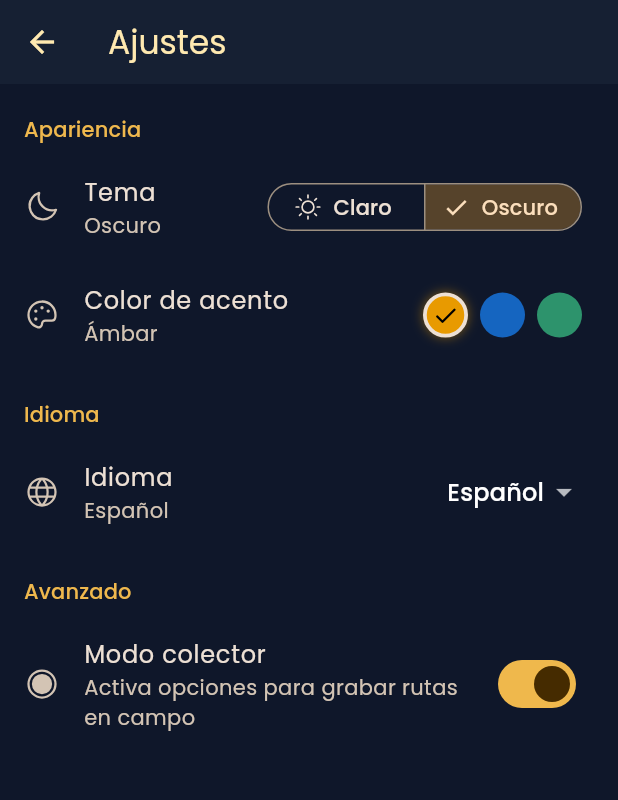
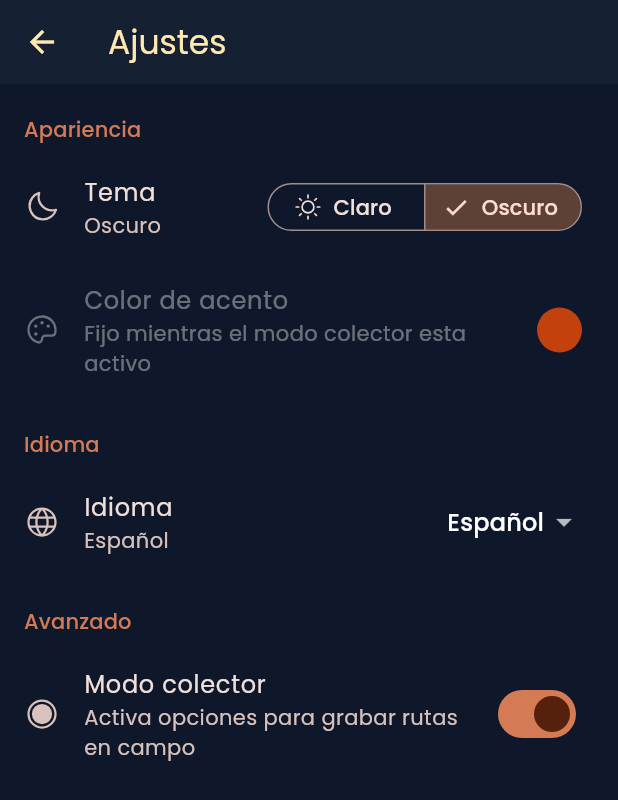
Before and after one commit to Nobody2077/mi_app, a Flutter app: the SettingsPage screen opened directly, after a tap on "Oscuro", after a tap on "Modo colector", on a phone screen of 412 x 824 dp. Shown: the top 800 px of the screen. Run offline on Flutter 3.47's test engine with Material 3 defaults, Android fonts, the phone set to English and light mode, and no system bars; our stand-ins replace flutter_map, geolocator, google_fonts, latlong2, permission_handler, phosphor_flutter and 3 more; accounts and stored records are empty.

Commit message:
feat(theme): acento naranja fijo para el modo colector
Al activar el modo colector toda la app usa AppTheme.modified para
distinguir el modo de trabajo de un vistazo. El selector de acento
queda bloqueado mientras tanto y la eleccion del pasajero se
conserva al volver.

Co-Authored-By: Claude Fable 5 <noreply@anthropic.com>

```diff
--- a/lib/app/ruta_facil_app.dart
+++ b/lib/app/ruta_facil_app.dart
@@ -14,13 +14,19 @@ class RutaFacilApp extends StatelessWidget {
     return AnimatedBuilder(
       animation: settings,
       builder: (context, _) {
+        // El modo colector fuerza un acento propio para que el modo de
+        // trabajo se distinga de un vistazo; el pasajero elige el suyo.
+        final accent = settings.isCollectorMode
+            ? AppTheme.modified
+            : settings.accentColor;
+
         return AppSettingsScope(
           settings: settings,
           child: MaterialApp(
             title: 'Ruta Facil El Alto',
             debugShowCheckedModeBanner: false,
-            theme: AppTheme.light(settings.accentColor),
-            darkTheme: AppTheme.dark(settings.accentColor),
+            theme: AppTheme.light(accent),
+            darkTheme: AppTheme.dark(accent),
             themeMode: settings.themeMode,
             home: const HomePage(),
           ),
--- a/lib/features/settings/presentation/settings_page.dart
+++ b/lib/features/settings/presentation/settings_page.dart
@@ -2,6 +2,7 @@ import 'package:flutter/material.dart';
 import 'package:phosphor_flutter/phosphor_flutter.dart';
 
 import '../../../app/app_settings.dart';
+import '../../../app/app_theme.dart';
 import '../../../app/ruta_facil_app.dart';
 
 class SettingsPage extends StatelessWidget {
@@ -101,6 +102,23 @@ class _AccentColorTile extends StatelessWidget {
 
   @override
   Widget build(BuildContext context) {
+    if (settings.isCollectorMode) {
+      return ListTile(
+        enabled: false,
+        title: const Text('Color de acento'),
+        subtitle: const Text('Fijo mientras el modo colector esta activo'),
+        leading: PhosphorIcon(PhosphorIcons.palette()),
+        trailing: Container(
+          width: 30,
+          height: 30,
+          decoration: const BoxDecoration(
+            color: AppTheme.modified,
+            shape: BoxShape.circle,
+          ),
+        ),
+      );
+    }
+
     return ListTile(
       title: const Text('Color de acento'),
       subtitle: Text(AppSettings.accentColorLabels[settings.accentColorIndex]),
```
